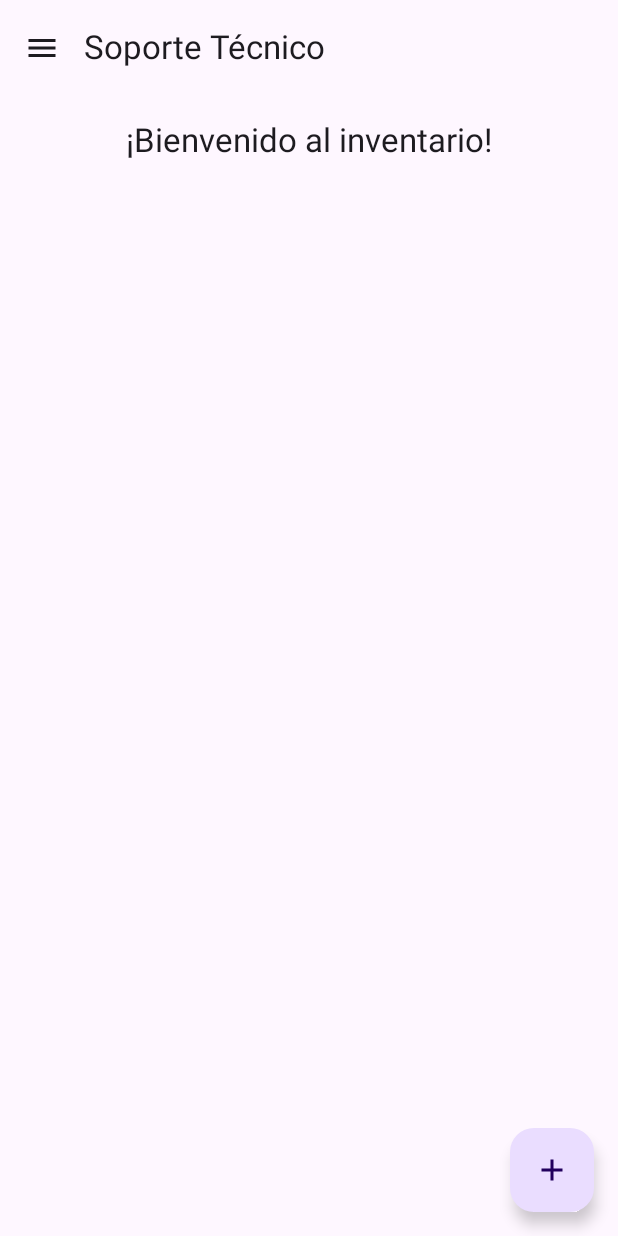
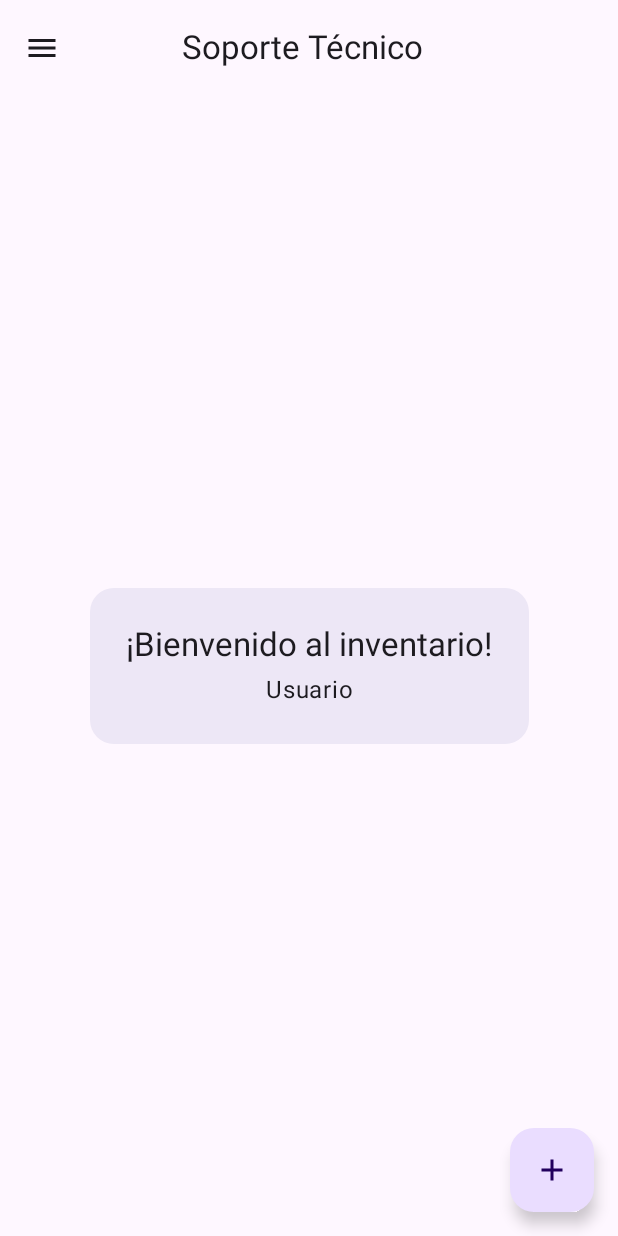
Before and after one commit to lmiguel0501/InventarioTI, an Android app built with Jetpack Compose: the MainScreen screen opened through its navigation route, on a phone screen of 412 x 824 dp. Run offline under Robolectric (Android 15) with nearby library versions, the phone set to English and light mode, and no system bars; our stand-ins replace Firebase (no records; nobody signed in at launch, a user with empty details on screens opened directly).

Commit message:
Funcionamiento con Firebase y modificación en el inicio de sesión.

```diff
--- a/app/src/main/AndroidManifest.xml
+++ b/app/src/main/AndroidManifest.xml
@@ -1,6 +1,7 @@
 <?xml version="1.0" encoding="utf-8"?>
 <manifest xmlns:android="http://schemas.android.com/apk/res/android"
     xmlns:tools="http://schemas.android.com/tools">
+    <uses-permission android:name="android.permission.INTERNET" />
 
     <application
         android:allowBackup="true"
--- a/app/src/main/java/com/luismiguel/inventarioti/home/LoginForm.kt
+++ b/app/src/main/java/com/luismiguel/inventarioti/home/LoginForm.kt
@@ -1,53 +1,35 @@
 package com.luismiguel.inventarioti.home
 
+import android.widget.Toast
 import androidx.activity.compose.rememberLauncherForActivityResult
 import androidx.activity.result.contract.ActivityResultContracts
-import androidx.compose.foundation.layout.Arrangement
-import androidx.compose.foundation.layout.Box
-import androidx.compose.foundation.layout.Column
-import androidx.compose.foundation.layout.Row
-import androidx.compose.foundation.layout.Spacer
-import androidx.compose.foundation.layout.fillMaxSize
-import androidx.compose.foundation.layout.fillMaxWidth
-import androidx.compose.foundation.layout.height
-import androidx.compose.foundation.layout.padding
-import androidx.compose.material3.Button
-import androidx.compose.material3.ButtonDefaults
-import androidx.compose.material3.Divider
-import androidx.compose.material3.ExperimentalMaterial3Api
-import androidx.compose.material3.MaterialTheme
-import androidx.compose.material3.Scaffold
-import androidx.compose.material3.Text
-import androidx.compose.material3.TextButton
-import androidx.compose.material3.TextField
-import androidx.compose.runtime.Composable
-import androidx.compose.runtime.getValue
-import androidx.compose.runtime.mutableStateOf
-import androidx.compose.runtime.remember
-import androidx.compose.runtime.setValue
+import androidx.compose.foundation.Image
+import androidx.compose.foundation.layout.*
+import androidx.compose.foundation.shape.RoundedCornerShape
+import androidx.compose.material3.*
+import androidx.compose.runtime.*
 import androidx.compose.ui.Alignment
 import androidx.compose.ui.Modifier
 import androidx.compose.ui.draw.clip
 import androidx.compose.ui.graphics.Color
 import androidx.compose.ui.platform.LocalContext
-import androidx.compose.ui.text.input.PasswordVisualTransformation
+import androidx.compose.ui.res.painterResource
 import androidx.compose.ui.text.input.VisualTransformation
+import androidx.compose.ui.text.style.TextAlign
 import androidx.compose.ui.unit.dp
 import androidx.navigation.NavHostController
 import com.google.android.gms.auth.api.signin.GoogleSignIn
 import com.google.android.gms.auth.api.signin.GoogleSignInOptions
+import com.luismiguel.inventarioti.R
 
 @OptIn(ExperimentalMaterial3Api::class)
 @Composable
 fun LoginForm(navController: NavHostController) {
-    var email by remember { mutableStateOf("") }
-    var password by remember { mutableStateOf("") }
-    var showError by remember { mutableStateOf(false) }
-
     val context = LocalContext.current
     val signInClient = GoogleSignIn.getClient(context, GoogleSignInOptions.DEFAULT_SIGN_IN)
 
-    val signInLauncher = rememberLauncherForActivityResult(ActivityResultContracts.StartActivityForResult()) { result ->
+    val signInLauncher =
+        rememberLauncherForActivityResult(ActivityResultContracts.StartActivityForResult()) { result ->
             val task = GoogleSignIn.getSignedInAccountFromIntent(result.data)
             try {
                 val account = task.getResult(Exception::class.java)
@@ -58,12 +40,12 @@ fun LoginForm(navController: NavHostController) {
                 }
             } catch (e: Exception) {
                 e.printStackTrace()
-            showError = true
+                Toast.makeText(context, "Error al iniciar sesión con Google", Toast.LENGTH_SHORT)
+                    .show()
             }
         }
 
-    Scaffold(
-        content = { padding ->
+    Scaffold { padding ->
         Box(
             modifier = Modifier
                 .fillMaxSize()
@@ -73,83 +55,54 @@ fun LoginForm(navController: NavHostController) {
             Column(
                 modifier = Modifier
                     .fillMaxWidth()
-                        .padding(16.dp),
+                    .padding(horizontal = 24.dp),
                 horizontalAlignment = Alignment.CenterHorizontally,
                 verticalArrangement = Arrangement.Center
             ) {
+
                 Text(
-                        text = "Iniciar Sesión",
-                        style = MaterialTheme.typography.titleLarge,
-                        modifier = Modifier.padding(bottom = 16.dp)
-                    )
-                    CustomTextField(
-                        value = email,
-                        onValueChange = { email = it },
-                        label = "Email address",
-                        isError = email.isEmpty() && showError
-                    )
-                    Spacer(modifier = Modifier.height(16.dp))
-
-                    CustomTextField(
-                        value = password,
-                        onValueChange = { password = it },
-                        label = "Password",
-                        isError = password.isEmpty() && showError,
-                        visualTransformation = PasswordVisualTransformation()
+                    text = "¡Bienvenido al inventario de soporte técnico!",
+                    style = MaterialTheme.typography.headlineSmall,
+                    textAlign = TextAlign.Center
                 )
 
-                    Spacer(modifier = Modifier.height(8.dp))
+                Spacer(modifier = Modifier.height(12.dp))
 
-                    TextButton(onClick = {  }) {
-                        Text("Forgot password?")
-                    }
+                Text(
+                    text = "Por favor, inicia sesión con tu cuenta de Google.",
+                    style = MaterialTheme.typography.bodyMedium,
+                    color = MaterialTheme.colorScheme.onSurfaceVariant,
+                    textAlign = TextAlign.Center
+                )
 
-                    Spacer(modifier = Modifier.height(24.dp))
-
-                    Button(
-                        onClick = {
-                            if (email.isNotEmpty() && password.isNotEmpty()) {
-                                navController.navigate("main")
-                            } else {
-                                showError = true
-                            }
-                        },
-                        modifier = Modifier.fillMaxWidth(),
-                        colors = ButtonDefaults.buttonColors(containerColor = Color.Blue)
-                    ) {
-                        Text("Continue", color = Color.White)
-                    }
-
-                    Spacer(modifier = Modifier.height(16.dp))
-
-                    Row(modifier = Modifier.fillMaxWidth(), horizontalArrangement = Arrangement.Center) {
-                        Text("Don't have an account? ")
-                        TextButton(onClick = {  }) {
-                            Text("Sign up", color = Color.Blue)
-                        }
-                    }
-
-                    Spacer(modifier = Modifier.height(24.dp))
-
-                    Divider(modifier = Modifier.fillMaxWidth())
-
-                    Spacer(modifier = Modifier.height(16.dp))
+                Spacer(modifier = Modifier.height(32.dp))
 
                 Button(
                     onClick = {
                         val signInIntent = signInClient.signInIntent
                         signInLauncher.launch(signInIntent)
                     },
-                        modifier = Modifier.fillMaxWidth(),
-                        colors = ButtonDefaults.buttonColors(containerColor = Color.Gray)
+                    modifier = Modifier
+                        .fillMaxWidth()
+                        .height(56.dp),
+                    colors = ButtonDefaults.buttonColors(containerColor = Color.White),
+                    shape = RoundedCornerShape(50),
+                    elevation = ButtonDefaults.buttonElevation()
                 ) {
-                        Text("Continue with Google", color = Color.White)
+                    Image(
+                        painter = painterResource(id = R.drawable.ic_google),
+                        contentDescription = "Google Icon",
+                        modifier = Modifier.size(24.dp)
+                    )
+                    Spacer(modifier = Modifier.width(8.dp))
+                    Text("Continuar con Google", color = Color.Black)
+                }
+
             }
         }
     }
 }
-    )
-}
+
 
 @Composable
 fun CustomTextField(
--- a/app/src/main/java/com/luismiguel/inventarioti/home/MainScreen.kt
+++ b/app/src/main/java/com/luismiguel/inventarioti/home/MainScreen.kt
@@ -1,52 +1,73 @@
 package com.luismiguel.inventarioti.home
 
+import androidx.compose.animation.*
+import androidx.compose.animation.core.tween
+import androidx.compose.foundation.background
 import androidx.compose.foundation.clickable
 import androidx.compose.foundation.layout.*
 import androidx.compose.foundation.lazy.LazyColumn
 import androidx.compose.foundation.lazy.items
+import androidx.compose.foundation.shape.RoundedCornerShape
 import androidx.compose.material.icons.Icons
 import androidx.compose.material.icons.filled.Add
 import androidx.compose.material.icons.filled.Menu
 import androidx.compose.material3.*
 import androidx.compose.runtime.*
+import androidx.compose.ui.Alignment
 import androidx.compose.ui.Modifier
 import androidx.compose.ui.graphics.Color
-import androidx.compose.ui.text.style.TextAlign
+import androidx.compose.ui.platform.LocalContext
 import androidx.compose.ui.unit.dp
 import androidx.navigation.NavHostController
+import com.google.android.gms.auth.api.signin.GoogleSignIn
+import com.google.android.gms.auth.api.signin.GoogleSignInOptions
+import com.google.firebase.auth.FirebaseAuth
+import kotlinx.coroutines.delay
 import kotlinx.coroutines.launch
 
-@OptIn(ExperimentalMaterial3Api::class)
+@OptIn(ExperimentalMaterial3Api::class, ExperimentalAnimationApi::class)
 @Composable
 fun MainScreen(navController: NavHostController) {
     var inventory by remember { mutableStateOf(listOf<InventoryItem>()) }
     var showDialog by remember { mutableStateOf(false) }
     var selectedItem by remember { mutableStateOf<InventoryItem?>(null) }
     var isDarkMode by remember { mutableStateOf(false) }
+    var showDeleteDialog by remember { mutableStateOf(false) }
+    var quantityToDelete by remember { mutableStateOf(0) }
     val drawerState = rememberDrawerState(initialValue = DrawerValue.Closed)
     val scope = rememberCoroutineScope()
+    val context = LocalContext.current
+    val account = GoogleSignIn.getLastSignedInAccount(context)
+    val displayName = account?.displayName ?: "Usuario"
+    var showWelcome by remember { mutableStateOf(true) }
     val menuOptions = listOf("Inicio")
 
-    // Función para agregar o actualizar un artículo
+    val googleSignInClient = GoogleSignIn.getClient(
+        context,
+        GoogleSignInOptions.DEFAULT_SIGN_IN
+    )
+
+    LaunchedEffect(Unit) {
+        delay(3000)
+        showWelcome = false
+    }
+
     fun upsertItem(item: InventoryItem) {
         inventory = inventory.toMutableList().apply {
             val index = indexOfFirst { it.serialNumber == item.serialNumber }
-            if (index != -1) {
-                set(index, item) // Actualiza el artículo existente
-            } else {
-                add(item) // Agrega nuevo si no existe
-            }
+            if (index != -1) set(index, item) else add(item)
         }
     }
 
-    // Función para eliminar un artículo
-    fun removeItem(item: InventoryItem) {
-        inventory = inventory.filter { it != item }
+    fun removeItemQuantity(item: InventoryItem, amount: Int) {
+        val current = inventory.find { it.serialNumber == item.serialNumber }
+        if (current != null) {
+            val remaining = current.quantity - amount
+            if (remaining > 0) {
+                upsertItem(current.copy(quantity = remaining))
+            } else {
+                inventory = inventory.filter { it.serialNumber != item.serialNumber }
             }
-
-    fun logout() {
-        navController.navigate("login") {
-            popUpTo("login") { inclusive = true }
         }
     }
 
@@ -55,9 +76,12 @@ fun MainScreen(navController: NavHostController) {
         drawerContent = {
             ModalDrawerSheet {
                 Column(modifier = Modifier.padding(16.dp)) {
+                    Text("Opciones", style = MaterialTheme.typography.titleLarge)
                     Text(
-                        text = "Opciones",
-                        style = MaterialTheme.typography.titleLarge
+                        text = displayName,
+                        style = MaterialTheme.typography.bodyMedium,
+                        color = Color.Gray,
+                        modifier = Modifier.padding(vertical = 8.dp)
                     )
                     menuOptions.forEach { option ->
                         TextButton(onClick = {
@@ -66,21 +90,23 @@ fun MainScreen(navController: NavHostController) {
                         }) {
                             Text(text = option)
                         }
-
                         TextButton(onClick = {
                             isDarkMode = !isDarkMode
                         }) {
                             Text(text = if (isDarkMode) "Desactivar Modo Oscuro" else "Activar Modo Oscuro")
                         }
                     }
-
                     Spacer(modifier = Modifier.weight(1f))
-
                     TextButton(onClick = {
-                        logout()
+                        googleSignInClient.signOut().addOnCompleteListener {
+                            FirebaseAuth.getInstance().signOut()
+                            navController.navigate("login") {
+                                popUpTo("login") { inclusive = true }
+                            }
+                        }
                         scope.launch { drawerState.close() }
                     }) {
-                        Text(text = "Cerrar Sesión", color = Color.Red)
+                        Text("Cerrar Sesión", color = Color.Red)
                     }
                 }
             }
@@ -93,17 +119,17 @@ fun MainScreen(navController: NavHostController) {
                 topBar = {
                     TopAppBar(
                         title = {
-                            Text(
-                                "Soporte Técnico",
-                                style = MaterialTheme.typography.titleLarge,
-                                modifier = Modifier.fillMaxWidth(),
-                                textAlign = TextAlign.Start
-                            )
+                            Box(
+                                modifier = Modifier
+                                    .fillMaxWidth()
+                                    .padding(end = 56.dp),
+                                contentAlignment = Alignment.Center
+                            ) {
+                                Text("Soporte Técnico")
+                            }
                         },
                         navigationIcon = {
-                            IconButton(onClick = {
-                                scope.launch { drawerState.open() }
-                            }) {
+                            IconButton(onClick = { scope.launch { drawerState.open() } }) {
                                 Icon(Icons.Default.Menu, contentDescription = "Menú")
                             }
                         }
@@ -124,25 +150,48 @@ fun MainScreen(navController: NavHostController) {
                         .padding(padding)
                         .padding(16.dp)
                 ) {
-                    Text(
-                        text = "¡Bienvenido al inventario!",
-                        style = MaterialTheme.typography.titleLarge,
-                        modifier = Modifier.fillMaxWidth(),
-                        textAlign = TextAlign.Center
-                    )
+                    AnimatedVisibility(
+                        visible = showWelcome,
+                        enter = fadeIn(animationSpec = tween(500)),
+                        exit = fadeOut(animationSpec = tween(500))
+                    ) {
+                        Box(
+                            modifier = Modifier.fillMaxSize(),
+                            contentAlignment = Alignment.Center
+                        ) {
+                            Column(
+                                horizontalAlignment = Alignment.CenterHorizontally,
+                                modifier = Modifier
+                                    .padding(16.dp)
+                                    .background(Color(0xFFEDE7F6), shape = RoundedCornerShape(16.dp))
+                                    .padding(24.dp)
+                            ) {
+                                Text("¡Bienvenido al inventario!", style = MaterialTheme.typography.titleLarge)
+                                Spacer(modifier = Modifier.height(4.dp))
+                                Text(displayName, style = MaterialTheme.typography.bodyLarge)
+                            }
+                        }
+                    }
 
+                    if (!showWelcome) {
                         LazyColumn {
                             items(inventory) { item ->
                                 InventoryItemCard(
                                     item = item,
                                     selected = item == selectedItem,
-                                onClick = { selectedItem = if (selectedItem == item) null else item },
+                                    onClick = {
+                                        selectedItem = if (selectedItem == item) null else item
+                                    },
                                     onEdit = {
                                         selectedItem = item
                                         showDialog = true
                                     },
-                                onDelete = { removeItem(item) }
+                                    onDelete = {
+                                        selectedItem = item
+                                        showDeleteDialog = true
+                                    }
                                 )
+                            }
                         }
                     }
                 }
@@ -153,18 +202,62 @@ fun MainScreen(navController: NavHostController) {
             AddItemDialog(
                 item = selectedItem,
                 onDismiss = { showDialog = false },
-                onSave = { item ->
-                    upsertItem(item)
+                onSave = {
+                    upsertItem(it)
                     showDialog = false
                 },
                 onDelete = {
-                    if (it != null) removeItem(it)
+                    it?.let { inventory = inventory.filter { inv -> inv.serialNumber != it.serialNumber } }
                     showDialog = false
+                }
+            )
+        }
+
+        if (showDeleteDialog && selectedItem != null) {
+            AlertDialog(
+                onDismissRequest = { showDeleteDialog = false },
+                title = { Text("Eliminar Cantidad") },
+                text = {
+                    Column {
+                        Text("Cantidad actual: ${selectedItem!!.quantity}")
+                        Spacer(modifier = Modifier.height(8.dp))
+                        OutlinedTextField(
+                            value = quantityToDelete.toString(),
+                            onValueChange = {
+                                quantityToDelete = it.filter { c -> c.isDigit() }.toIntOrNull() ?: 0
+                            },
+                            label = { Text("Cantidad a eliminar") },
+                            modifier = Modifier.fillMaxWidth()
+                        )
+                    }
+                },
+                confirmButton = {
+                    TextButton(onClick = {
+                        if (quantityToDelete in 1..selectedItem!!.quantity) {
+                            removeItemQuantity(selectedItem!!, quantityToDelete)
+                        }
+                        showDeleteDialog = false
+                        quantityToDelete = 0
+                    }) {
+                        Text("Aceptar")
+                    }
+                },
+                dismissButton = {
+                    TextButton(onClick = {
+                        showDeleteDialog = false
+                        quantityToDelete = 0
+                    }) {
+                        Text("Cancelar")
+                    }
                 }
             )
         }
     }
 }
+
+
+
+
 
 @Composable
 fun InventoryItemCard(
@@ -197,12 +290,20 @@ fun InventoryItemCard(
                 style = MaterialTheme.typography.bodyMedium,
                 modifier = Modifier.padding(bottom = 8.dp)
             )
+            Text(
+                text = "Cantidad: ${item.quantity}",
+                style = MaterialTheme.typography.bodyMedium,
+                modifier = Modifier.padding(bottom = 8.dp)
+            )
             if (selected) {
                 Row {
                     TextButton(onClick = onEdit) {
                         Text("Editar")
                     }
-                    TextButton(onClick = onDelete, colors = ButtonDefaults.textButtonColors(contentColor = Color.Red)) {
+                    TextButton(
+                        onClick = onDelete,
+                        colors = ButtonDefaults.textButtonColors(contentColor = Color.Red)
+                    ) {
                         Text("Eliminar")
                     }
                 }
@@ -219,8 +320,9 @@ fun AddItemDialog(
     onDelete: ((InventoryItem?) -> Unit)? = null
 ) {
     var name by remember { mutableStateOf(item?.name ?: "") }
-    var serialNumber by remember { mutableStateOf(item?.serialNumber ?: "") }
+    var serialNumber by remember { mutableStateOf(item?.serialNumber?.toString() ?: "") }
     var status by remember { mutableStateOf(item?.status ?: "") }
+    var quantity by remember { mutableStateOf(item?.quantity?.toString() ?: "") }
 
     AlertDialog(
         onDismissRequest = onDismiss,
@@ -231,7 +333,7 @@ fun AddItemDialog(
                     value = name,
                     onValueChange = { name = it },
                     label = { Text("Nombre del Artículo") },
-                    modifier = Modifier.fillMaxWidth(),
+                    modifier = Modifier.fillMaxWidth()
                 )
                 Spacer(modifier = Modifier.height(8.dp))
                 OutlinedTextField(
@@ -247,10 +349,25 @@ fun AddItemDialog(
                     label = { Text("Estado") },
                     modifier = Modifier.fillMaxWidth()
                 )
+                Spacer(modifier = Modifier.height(8.dp))
+                OutlinedTextField(
+                    value = quantity,
+                    onValueChange = { quantity = it },
+                    label = { Text("Cantidad") },
+                    modifier = Modifier.fillMaxWidth()
+                )
             }
         },
         confirmButton = {
-            TextButton(onClick = { onSave(InventoryItem(name, serialNumber, status)) }) {
+            TextButton(onClick = { onSave(
+                InventoryItem(
+                    name = name,
+                    serialNumber = serialNumber.toIntOrNull() ?: 0,
+                    status = status,
+                    quantity = quantity.toIntOrNull() ?: 0
+                )
+            )
+            }) {
                 Text(if (item == null) "Agregar" else "Actualizar")
             }
         },
--- a/build.gradle.kts
+++ b/build.gradle.kts
@@ -1,3 +1,4 @@
+
 // Top-level build file where you can add configuration options common to all sub-projects/modules.
 plugins {
     alias(libs.plugins.android.application) apply false
```
Also changed, not shown: app/build.gradle.kts (+12 -3 lines), app/src/main/java/com/luismiguel/inventarioti/home/InventoryItem.kt (+4 -3 lines), gradle/libs.versions.toml (+7 -1 lines), app/src/main/res/drawable/ic_google.jpg (added). Lines whose indentation alone changed are shown as unchanged.
